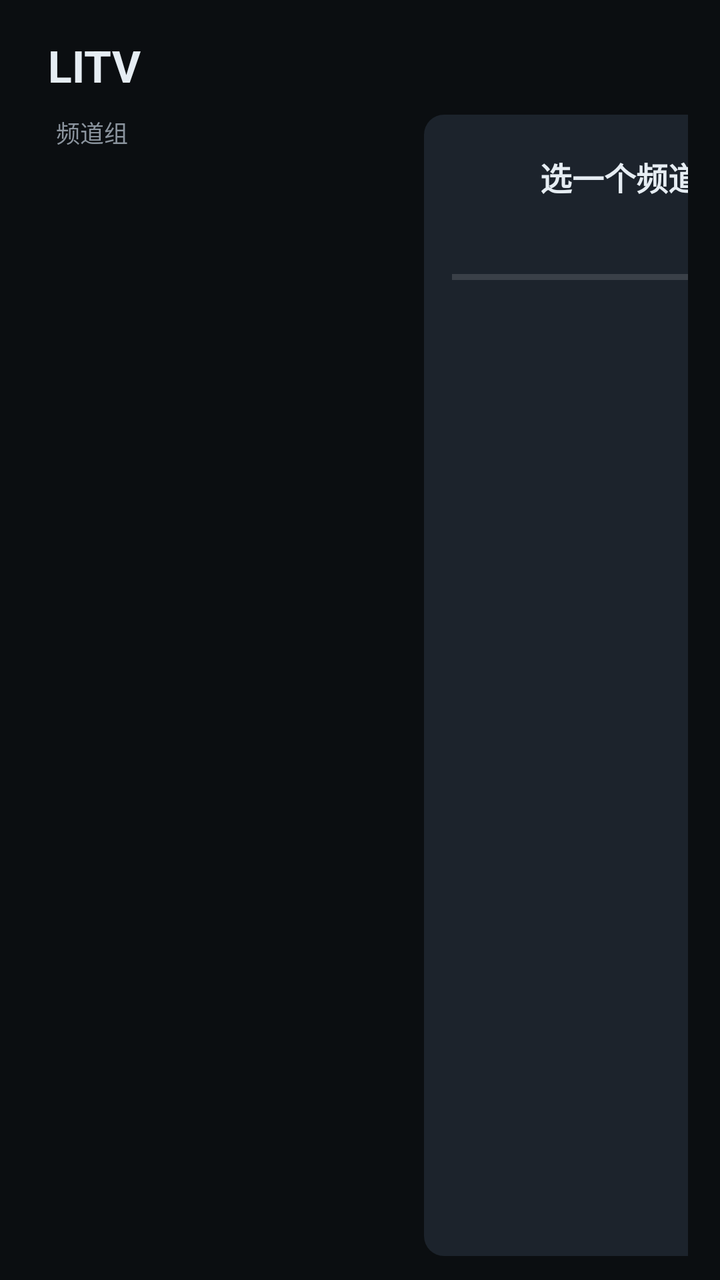
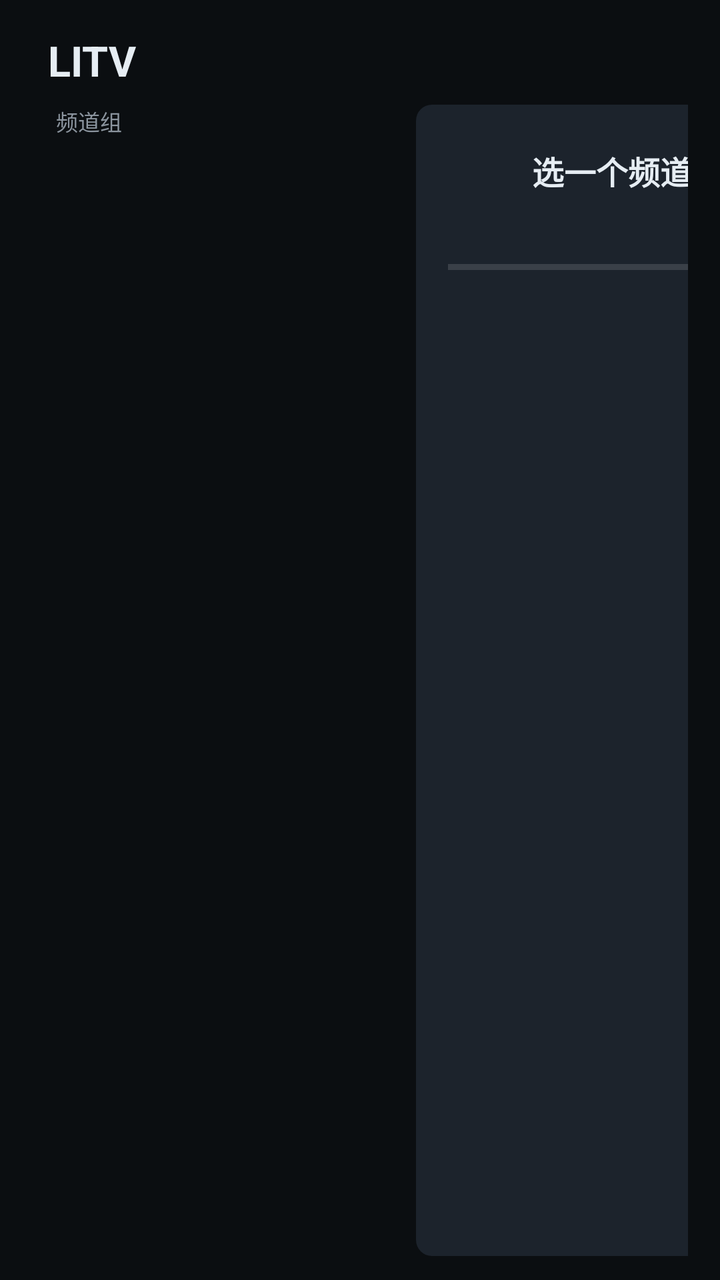

An Android layout rendered at two revisions. The XML below is the earlier revision; the diff shows what the commit changed to produce the second picture.
<!-- AndroidManifest.xml: application theme Theme.Litv -->
<!-- res/layout/activity_home.xml -->
<?xml version="1.0" encoding="utf-8"?>
<LinearLayout xmlns:android="http://schemas.android.com/apk/res/android"
    android:layout_width="match_parent"
    android:layout_height="match_parent"
    android:background="@color/bg"
    android:orientation="vertical">

    
    <LinearLayout
        android:layout_width="match_parent"
        android:layout_height="wrap_content"
        android:gravity="center_vertical"
        android:orientation="horizontal"
        android:paddingHorizontal="24dp"
        android:paddingTop="18dp"
        android:paddingBottom="10dp">

        <TextView
            android:id="@+id/title"
            android:layout_width="wrap_content"
            android:layout_height="wrap_content"
            android:text="LITV"
            android:textColor="@color/text_primary"
            android:textSize="22sp"
            android:textStyle="bold" />

        <TextView
            android:id="@+id/status"
            android:layout_width="0dp"
            android:layout_height="wrap_content"
            android:layout_marginStart="14dp"
            android:layout_weight="1"
            android:textColor="@color/text_secondary"
            android:textSize="12sp" />

        <TextView
            android:id="@+id/clock"
            android:layout_width="wrap_content"
            android:layout_height="wrap_content"
            android:textColor="@color/text_secondary"
            android:textSize="13sp" />
    </LinearLayout>

    
    <TextView
        android:id="@+id/resumeBanner"
        android:layout_width="match_parent"
        android:layout_height="wrap_content"
        android:layout_marginHorizontal="24dp"
        android:layout_marginBottom="8dp"
        android:background="@drawable/bg_card"
        android:paddingHorizontal="14dp"
        android:paddingVertical="8dp"
        android:textColor="@color/accent"
        android:textSize="13sp"
        android:visibility="gone" />

    
    <LinearLayout
        android:layout_width="match_parent"
        android:layout_height="0dp"
        android:layout_weight="1"
        android:orientation="horizontal"
        android:paddingHorizontal="16dp"
        android:paddingBottom="12dp">

        
        <LinearLayout
            android:layout_width="176dp"
            android:layout_height="match_parent"
            android:orientation="vertical">

            <TextView
                android:layout_width="match_parent"
                android:layout_height="wrap_content"
                android:paddingHorizontal="12dp"
                android:paddingBottom="6dp"
                android:text="频道组"
                android:textColor="@color/text_secondary"
                android:textSize="12sp" />

            <androidx.recyclerview.widget.RecyclerView
                android:id="@+id/groupList"
                android:layout_width="match_parent"
                android:layout_height="0dp"
                android:layout_weight="1"
                android:clipToPadding="false"
                android:scrollbars="none" />
        </LinearLayout>

        
        <LinearLayout
            android:layout_width="0dp"
            android:layout_height="match_parent"
            android:layout_weight="1"
            android:layout_marginStart="10dp"
            android:orientation="vertical">

            <TextView
                android:id="@+id/groupLabel"
                android:layout_width="match_parent"
                android:layout_height="wrap_content"
                android:paddingHorizontal="12dp"
                android:paddingBottom="6dp"
                android:textColor="@color/text_secondary"
                android:textSize="12sp" />

            <androidx.recyclerview.widget.RecyclerView
                android:id="@+id/channelList"
                android:layout_width="match_parent"
                android:layout_height="0dp"
                android:layout_weight="1"
                android:clipToPadding="false"
                android:scrollbars="none" />

            <TextView
                android:id="@+id/empty"
                android:layout_width="match_parent"
                android:layout_height="0dp"
                android:layout_weight="1"
                android:gravity="center"
                android:text="@string/empty_channels"
                android:textColor="@color/text_secondary"
                android:textSize="15sp"
                android:visibility="gone" />
        </LinearLayout>

        
        <LinearLayout
            android:layout_width="340dp"
            android:layout_height="match_parent"
            android:layout_marginStart="10dp"
            android:background="@drawable/bg_card"
            android:orientation="vertical"
            android:padding="14dp">

            <LinearLayout
                android:layout_width="match_parent"
                android:layout_height="wrap_content"
                android:gravity="center_vertical"
                android:orientation="horizontal">

                <ImageView
                    android:id="@+id/epgLogo"
                    android:layout_width="34dp"
                    android:layout_height="34dp"
                    android:contentDescription="@null"
                    android:scaleType="fitCenter" />

                <TextView
                    android:id="@+id/epgChannelName"
                    android:layout_width="0dp"
                    android:layout_height="wrap_content"
                    android:layout_marginStart="10dp"
                    android:layout_weight="1"
                    android:ellipsize="end"
                    android:maxLines="1"
                    android:text="选一个频道"
                    android:textColor="@color/text_primary"
                    android:textSize="16sp"
                    android:textStyle="bold" />
            </LinearLayout>

            
            <TextView
                android:id="@+id/epgNow"
                android:layout_width="match_parent"
                android:layout_height="wrap_content"
                android:layout_marginTop="8dp"
                android:ellipsize="end"
                android:maxLines="1"
                android:textColor="@color/accent"
                android:textSize="13sp" />

            <FrameLayout
                android:layout_width="match_parent"
                android:layout_height="3dp"
                android:layout_marginTop="6dp"
                android:background="#22FFFFFF">

                <View
                    android:id="@+id/epgProgress"
                    android:layout_width="0dp"
                    android:layout_height="match_parent"
                    android:background="@color/accent" />
            </FrameLayout>

            <androidx.recyclerview.widget.RecyclerView
                android:id="@+id/epgList"
                android:layout_width="match_parent"
                android:layout_height="0dp"
                android:layout_marginTop="10dp"
                android:layout_weight="1"
                android:clipToPadding="false"
                android:scrollbars="none" />
        </LinearLayout>
    </LinearLayout>
</LinearLayout>
<!-- resources referenced by this layout -->
<resources>
  <color name="accent">#FF2DD4BF</color>
  <color name="bg">#FF0B0E11</color>
  <color name="text_primary">#FFE6EDF3</color>
  <color name="text_secondary">#FF8B949E</color>
  <!-- drawable bg_card (drawable) -->
  <?xml version="1.0" encoding="utf-8"?>
  <shape xmlns:android="http://schemas.android.com/apk/res/android"
      android:shape="rectangle">
      <solid android:color="@color/bg_card" />
      <corners android:radius="10dp" />
  </shape>
  <string name="empty_channels">还没有频道\n请先在管理台导入直播源</string>
  <style name="Theme.Litv" parent="Theme.AppCompat.NoActionBar">
          <item name="android:windowBackground">@color/bg</item>
          <item name="android:colorBackground">@color/bg</item>
          <item name="android:textColorPrimary">@color/text_primary</item>
          <item name="android:textColorSecondary">@color/text_secondary</item>
          <item name="android:statusBarColor">@color/bg</item>
          <item name="android:navigationBarColor">@color/bg</item>
      </style>
  <color name="bg_card">#FF1C232C</color>
</resources>

<!-- the commit's change to res/layout/activity_home.xml (unified diff, before → after) -->
@@ -12,8 +12,8 @@
         android:gravity="center_vertical"
         android:orientation="horizontal"
         android:paddingHorizontal="24dp"
-        android:paddingTop="18dp"
-        android:paddingBottom="10dp">
+        android:paddingTop="16dp"
+        android:paddingBottom="8dp">
 
         <TextView
             android:id="@+id/title"
@@ -21,17 +21,17 @@
             android:layout_height="wrap_content"
             android:text="LITV"
             android:textColor="@color/text_primary"
-            android:textSize="22sp"
+            android:textSize="21sp"
             android:textStyle="bold" />
 
         <TextView
             android:id="@+id/status"
             android:layout_width="0dp"
             android:layout_height="wrap_content"
-            android:layout_marginStart="14dp"
+            android:layout_marginStart="16dp"
             android:layout_weight="1"
             android:textColor="@color/text_secondary"
-            android:textSize="12sp" />
+            android:textSize="11sp" />
 
         <TextView
             android:id="@+id/clock"
@@ -49,7 +49,7 @@
         android:layout_marginHorizontal="24dp"
         android:layout_marginBottom="8dp"
         android:background="@drawable/bg_card"
-        android:paddingHorizontal="14dp"
+        android:paddingHorizontal="16dp"
         android:paddingVertical="8dp"
         android:textColor="@color/accent"
         android:textSize="13sp"
@@ -74,10 +74,10 @@
                 android:layout_width="match_parent"
                 android:layout_height="wrap_content"
                 android:paddingHorizontal="12dp"
-                android:paddingBottom="6dp"
+                android:paddingBottom="4dp"
                 android:text="频道组"
                 android:textColor="@color/text_secondary"
-                android:textSize="12sp" />
+                android:textSize="11sp" />
 
             <androidx.recyclerview.widget.RecyclerView
                 android:id="@+id/groupList"
@@ -93,7 +93,7 @@
             android:layout_width="0dp"
             android:layout_height="match_parent"
             android:layout_weight="1"
-            android:layout_marginStart="10dp"
+            android:layout_marginStart="8dp"
             android:orientation="vertical">
 
             <TextView
@@ -101,9 +101,9 @@
                 android:layout_width="match_parent"
                 android:layout_height="wrap_content"
                 android:paddingHorizontal="12dp"
-                android:paddingBottom="6dp"
+                android:paddingBottom="4dp"
                 android:textColor="@color/text_secondary"
-                android:textSize="12sp" />
+                android:textSize="11sp" />
 
             <androidx.recyclerview.widget.RecyclerView
                 android:id="@+id/channelList"
@@ -121,7 +121,7 @@
                 android:gravity="center"
                 android:text="@string/empty_channels"
                 android:textColor="@color/text_secondary"
-                android:textSize="15sp"
+                android:textSize="16sp"
                 android:visibility="gone" />
         </LinearLayout>
 
@@ -129,10 +129,10 @@
         <LinearLayout
             android:layout_width="340dp"
             android:layout_height="match_parent"
-            android:layout_marginStart="10dp"
+            android:layout_marginStart="8dp"
             android:background="@drawable/bg_card"
             android:orientation="vertical"
-            android:padding="14dp">
+            android:padding="16dp">
 
             <LinearLayout
                 android:layout_width="match_parent"
@@ -151,7 +151,7 @@
                     android:id="@+id/epgChannelName"
                     android:layout_width="0dp"
                     android:layout_height="wrap_content"
-                    android:layout_marginStart="10dp"
+                    android:layout_marginStart="8dp"
                     android:layout_weight="1"
                     android:ellipsize="end"
                     android:maxLines="1"
@@ -175,7 +175,7 @@
             <FrameLayout
                 android:layout_width="match_parent"
                 android:layout_height="3dp"
-                android:layout_marginTop="6dp"
+                android:layout_marginTop="4dp"
                 android:background="#22FFFFFF">
 
                 <View
@@ -189,7 +189,7 @@
                 android:id="@+id/epgList"
                 android:layout_width="match_parent"
                 android:layout_height="0dp"
-                android:layout_marginTop="10dp"
+                android:layout_marginTop="8dp"
                 android:layout_weight="1"
                 android:clipToPadding="false"
                 android:scrollbars="none" />
<!-- resource entries referenced after the edit -->
@@ -9,7 +9,7 @@
   <shape xmlns:android="http://schemas.android.com/apk/res/android"
       android:shape="rectangle">
       <solid android:color="@color/bg_card" />
-      <corners android:radius="10dp" />
+      <corners android:radius="8dp" />
   </shape>
   <string name="empty_channels">还没有频道\n请先在管理台导入直播源</string>
   <style name="Theme.Litv" parent="Theme.AppCompat.NoActionBar">
